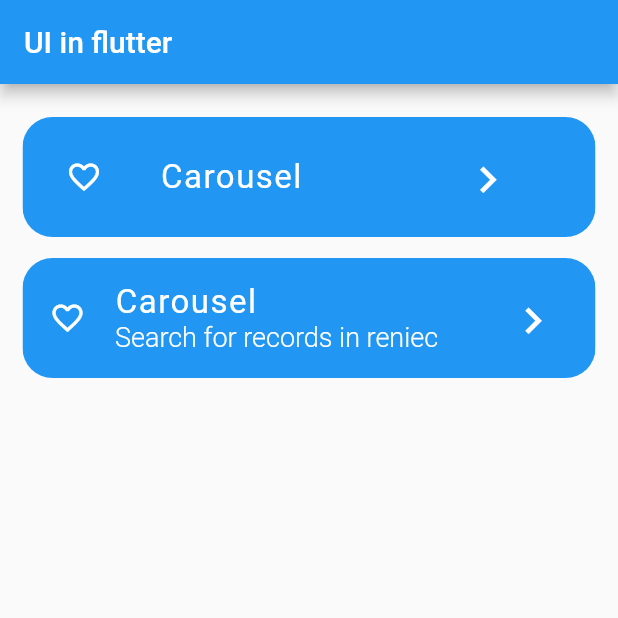
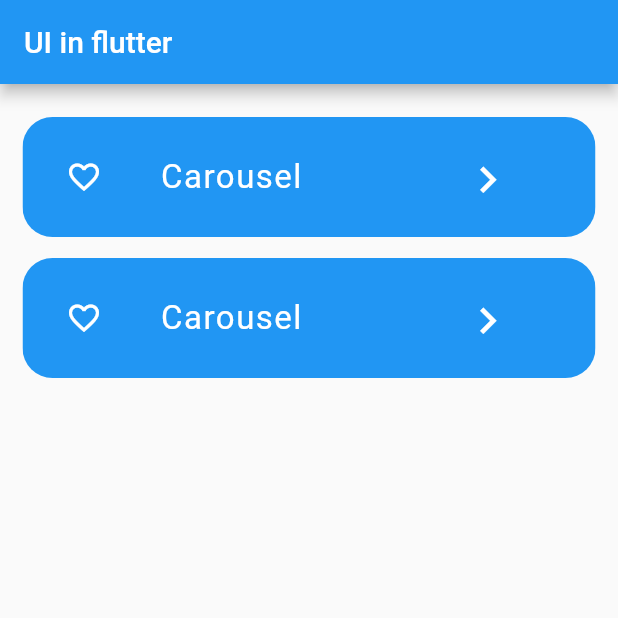
Before and after one commit to tuboihirokidesu/flutter_animation_practice, a Flutter app: the screen it shows after launch, on a phone screen of 412 x 824 dp, the top half of it. Run offline on Flutter 3.47's test engine with Material 2 defaults, Android fonts, the light colour scheme and no system bars.

Commit message:
警告でないようリファクタ

```diff
--- a/lib/UI/carousel/carousel.dart
+++ b/lib/UI/carousel/carousel.dart
@@ -25,7 +25,7 @@ class _CarouselState extends State<Carousel> {
         extendBodyBehindAppBar: true,
         appBar: AppBar(
           elevation: 0,
-          backgroundColor: Color(0x44000000),
+          backgroundColor: const Color(0x44000000),
         ),
         body: SafeArea(
           child: Stack(
--- a/lib/UI/ui_home.dart
+++ b/lib/UI/ui_home.dart
@@ -4,7 +4,7 @@ import 'package:flutter_animation/UI/carousel/carousel.dart';
 import 'package:flutter_animation/components/card_button.dart';
 
 class UiFlutter extends StatefulWidget {
-  UiFlutter({Key? key}) : super(key: key);
+  const UiFlutter({Key? key}) : super(key: key);
 
   @override
   _UiFlutterState createState() => _UiFlutterState();
@@ -27,15 +27,12 @@ class _UiFlutterState extends State<UiFlutter> {
               actionTap: () {
                 onCardTap(const Carousel());
               },
-              url: 'assets/person_search/machu_picchu.png',
             ),
             CardButton(
               title: 'Carousel',
-              description: 'Search for records in reniec',
               actionTap: () {
                 onCardTap(const Carousel());
               },
-              url: 'assets/person_search/machu_picchu.png',
             ),
           ],
         ));
--- a/lib/components/card_button.dart
+++ b/lib/components/card_button.dart
@@ -21,7 +21,7 @@ class CardButton extends StatelessWidget {
         Expanded(
           child: Container(
             color: Colors.blue,
-            padding: EdgeInsets.all(10.0),
+            padding: const EdgeInsets.all(10),
             child: Row(
               children: [
                 Expanded(
@@ -33,7 +33,7 @@ class CardButton extends StatelessWidget {
                       onPressed: () {}),
                 ),
                 Container(
-                  padding: EdgeInsets.only(left: 20),
+                  padding: const EdgeInsets.only(left: 20),
                   child: Column(
                     crossAxisAlignment: CrossAxisAlignment.start,
                     mainAxisAlignment: MainAxisAlignment.center,
--- a/lib/main.dart
+++ b/lib/main.dart
@@ -17,7 +17,7 @@ class MyApp extends StatelessWidget {
         primarySwatch: Colors.blue,
       ),
       debugShowCheckedModeBanner: false,
-      home: UiFlutter(),
+      home: const UiFlutter(),
     );
   }
 }
```
